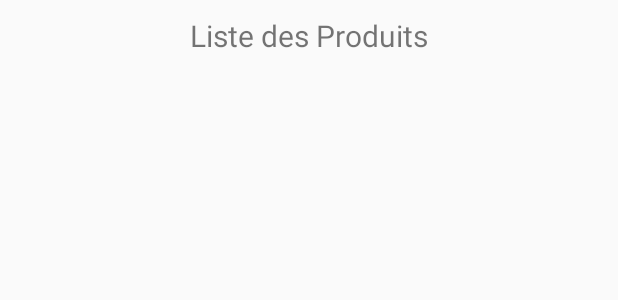
After one commit to Qlecap/Buyornot, an Android app: the layout interface_liste_produit.xml on its own in the app's theme, with its tools: preview values and no code run, on a phone screen of 412 x 824 dp. The commit adds this screen. Shown: the top 300 px of the screen. Run offline under Robolectric (Android 15) with nearby library versions, the phone set to English and light mode, and no system bars.

Commit message:
Creation de l'interface de la liste des produits

```diff
--- a/app/src/main/res/layout/activity_main.xml
+++ b/app/src/main/res/layout/activity_main.xml
@@ -9,7 +9,7 @@
     <TextView
         android:layout_width="wrap_content"
         android:layout_height="wrap_content"
-        android:text="Hello World!"
+        android:text="Bienvenue sur l'application Buy Or Not !"
         app:layout_constraintBottom_toBottomOf="parent"
         app:layout_constraintLeft_toLeftOf="parent"
         app:layout_constraintRight_toRightOf="parent"
--- /dev/null
+++ b/app/src/main/res/layout/interface_liste_produit.xml
@@ -0,0 +1,45 @@
+<?xml version="1.0" encoding="utf-8"?>
+<android.support.constraint.ConstraintLayout
+    xmlns:android="http://schemas.android.com/apk/res/android"
+    xmlns:tools="http://schemas.android.com/tools"
+    android:layout_width="match_parent"
+    android:layout_height="match_parent">
+
+    <RelativeLayout
+        android:layout_width="match_parent"
+        android:layout_height="50dp"
+        android:orientation="horizontal"
+        tools:layout_editor_absoluteX="8dp"
+        tools:layout_editor_absoluteY="8dp"
+        android:padding="10dp">
+
+        <TextView
+            android:layout_width="wrap_content"
+            android:layout_height="fill_parent"
+            android:text="Liste des Produits"
+            android:textSize="20sp"
+            android:layout_centerHorizontal="true"
+            />
+
+    </RelativeLayout>
+
+    <RelativeLayout
+        android:layout_width="match_parent"
+        android:layout_height="437dp"
+        android:orientation="vertical"
+        tools:layout_editor_absoluteX="8dp"
+        tools:layout_editor_absoluteY="66dp"
+        android:weightSum="2"
+        android:padding="10dp">
+
+        <ListView
+            android:id="@+id/proListe"
+            android:layout_width="match_parent"
+            android:layout_height="wrap_content">
+        </ListView>
+
+
+    </RelativeLayout>
+
+
+</android.support.constraint.ConstraintLayout>
```
Also changed, not shown: app/src/main/res/layout/row_item.xml (added, +27 -0 lines).
